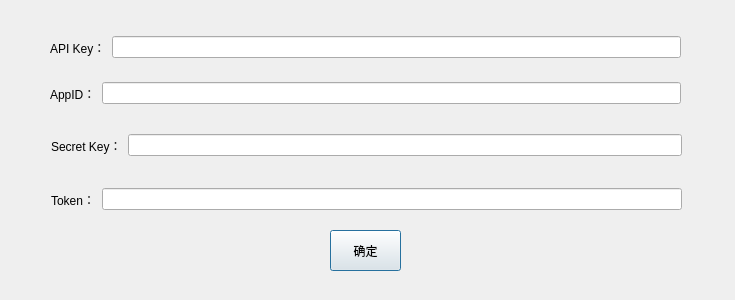
The window that modifywidget.ui (slicesteak/SheepOCR) describes before a commit, drawn with Qt 5.
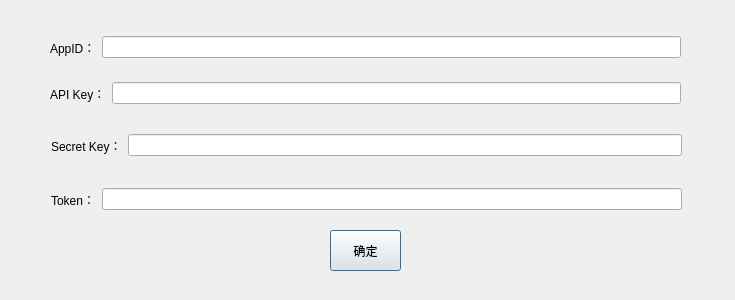
The same window after the commit.

Diff of the .ui file:
```diff
--- a/modifywidget.ui
+++ b/modifywidget.ui
@@ -26,12 +26,12 @@
     <item>
      <widget class="QLabel" name="label_7">
       <property name="text">
-       <string>API Key：</string>
+       <string>AppID：</string>
       </property>
      </widget>
     </item>
     <item>
-     <widget class="QLineEdit" name="SKLineEdit">
+     <widget class="QLineEdit" name="AppIDLineEdit">
       <property name="font">
        <font>
         <pointsize>5</pointsize>
@@ -67,12 +67,12 @@
     <item>
      <widget class="QLabel" name="label_6">
       <property name="text">
-       <string>AppID：</string>
+       <string>API Key：</string>
       </property>
      </widget>
     </item>
     <item>
-     <widget class="QLineEdit" name="AppIDLineEdit"/>
+     <widget class="QLineEdit" name="APIKLineEdit"/>
     </item>
    </layout>
   </widget>
@@ -94,7 +94,7 @@
      </widget>
     </item>
     <item>
-     <widget class="QLineEdit" name="APIKLineEdit"/>
+     <widget class="QLineEdit" name="SKLineEdit"/>
     </item>
    </layout>
   </widget>
```
